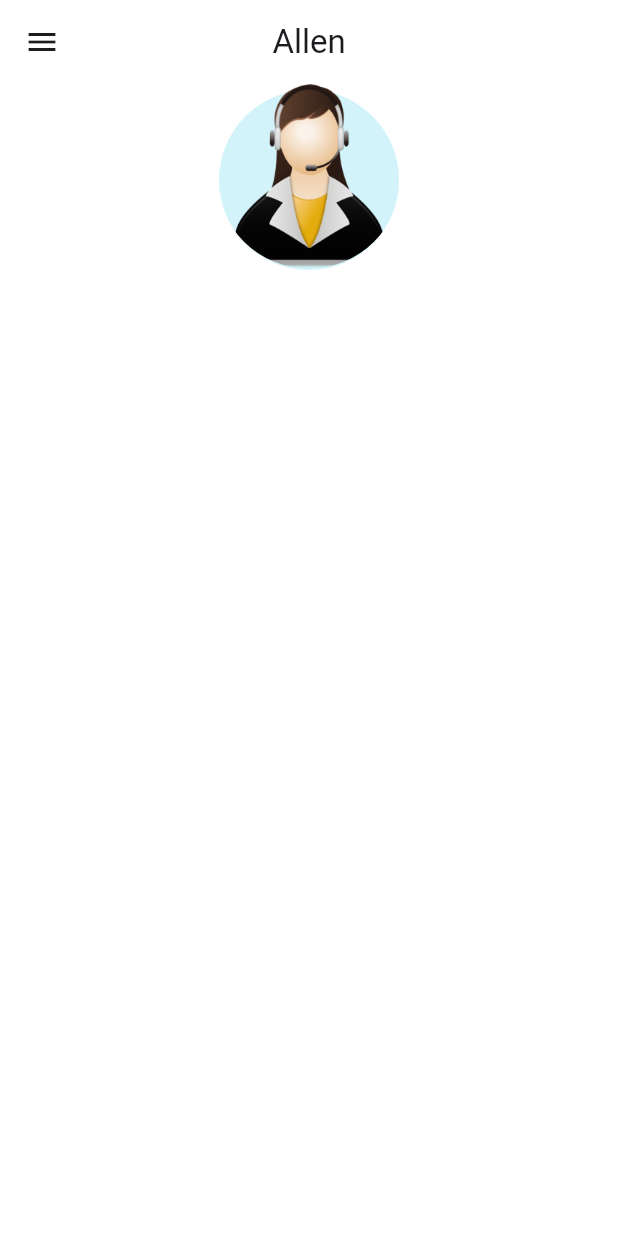
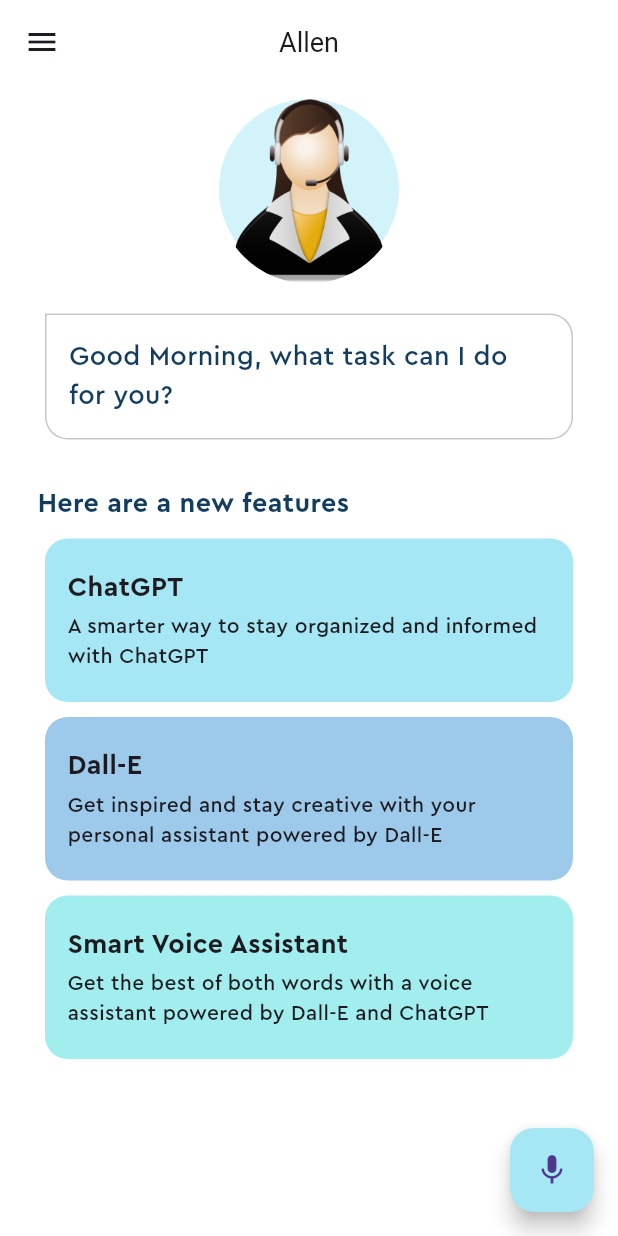
Before and after one commit to CarolLorac/allen_AI_app, a Flutter app: the screen it shows after launch, on a phone screen of 412 x 824 dp. Run offline on Flutter 3.47's test engine with Material 2 defaults, Android fonts, the phone set to English and light mode, and no system bars; our stand-ins replace speech_to_text.

Commit message:
Adding Speech to Text

```diff
--- /dev/null
+++ b/allen/lib/feature_box.dart
@@ -0,0 +1,47 @@
+import 'package:flutter/material.dart';
+
+class FeatureBox extends StatelessWidget {
+  final Color color;
+  final String headerText;
+  final String descriptionText;
+  const FeatureBox({
+    super.key,
+    required this.color,
+    required this.headerText,
+    required this.descriptionText
+  });
+
+  @override
+  Widget build(BuildContext context) {
+    return Container(
+      margin: const EdgeInsets.symmetric(horizontal: 30).copyWith(top:10),
+      padding: const EdgeInsets.symmetric(vertical: 20, horizontal: 15),
+      decoration: BoxDecoration(
+        borderRadius: BorderRadius.circular(15),
+        color: color
+      ),
+      child: Column(
+        children: [
+          Align(
+            alignment: Alignment.centerLeft,
+            child: Text(
+                headerText,
+                style: const TextStyle(
+                  fontFamily: 'Cera Pro',
+                  fontSize: 18,
+                  fontWeight: FontWeight.bold
+              ),
+            ),
+          ),
+          const SizedBox(height: 3,),
+          Text(
+              descriptionText,
+              style: const TextStyle(
+                fontFamily: 'Cera Pro',
+            ),
+          ),
+        ],
+      ),
+    );
+  }
+}
--- a/allen/lib/home_page.dart
+++ b/allen/lib/home_page.dart
@@ -1,5 +1,8 @@
+import 'package:allen/feature_box.dart';
 import 'package:allen/pallete.dart';
 import 'package:flutter/material.dart';
+import 'package:speech_to_text/speech_recognition_result.dart';
+import 'package:speech_to_text/speech_to_text.dart';
 
 class HomePage extends StatefulWidget {
   const HomePage({super.key});
@@ -9,23 +12,72 @@ class HomePage extends StatefulWidget {
 }
 
 class _HomePageState extends State<HomePage> {
+  final speechToText = SpeechToText();
+  String lastWords = '';
+
+  @override
+  void initState() {
+    super.initState();
+    initSpeechToText();
+  }
+
+  /// This has to happen only once per app
+  Future<void> initSpeechToText() async
+  {
+    await speechToText.initialize();
+    setState(() {});
+  }
+
+  /// Each time to start a speech recognition session
+  Future<void> startListening() async
+  {
+    await speechToText.listen(onResult: onSpeechResult);
+    setState(() {});
+  }
+
+  /// Manually stop the active speech recognition session
+  Future<void> stopListening() async
+  {
+    await speechToText.stop();
+    setState(() {});
+  }
+
+  /// This is the callback that the SpeechToText plugin calls when
+  /// the platform returns recognized words.
+  void onSpeechResult(SpeechRecognitionResult result)
+  {
+    setState(() {
+      lastWords = result.recognizedWords;
+      print("Recognized words: $lastWords");
+    });
+  }
+
+  // Dispose executes cleanup tasks, resources liberations, cancels listeners, etc
+  @override
+  void dispose() {
+    super.dispose();
+    speechToText.stop();
+  }
+
   @override
   Widget build(BuildContext context) {
     return Scaffold(
       appBar: AppBar(
-        title: const Text("Allen"),
+        title: const Text("Allen", style: TextStyle(fontSize: 18),),
         leading: const Icon(Icons.menu),
         centerTitle: true,
       ),
-      body: Column(
+      body: SingleChildScrollView(
+        padding: const EdgeInsets.only(top: 10, bottom: 20),
+        child: Column(
           children: [
+            //assistant picture
             Stack(
                 children: [
                   Center(
                     child: Container(
                       width: 120,
                       height: 120,
-                    margin: const EdgeInsets.only(top: 4),
                       decoration: const BoxDecoration(
                         color: Pallete.assistantCircleColor,
                         shape: BoxShape.circle
@@ -36,12 +88,84 @@ class _HomePageState extends State<HomePage> {
                     height: 123,
                     decoration: const BoxDecoration(
                       shape: BoxShape.circle,
-                    image: DecorationImage(image: AssetImage('assets/images/virtualAssistant.png'))
+                      image: DecorationImage(
+                        image: AssetImage('assets/images/virtualAssistant.png')
+                      )
                     ),
                   )
                 ],
               ),
+              //chat
+              Container(
+                padding: const EdgeInsets.all(15),
+                margin: const EdgeInsets.symmetric(horizontal: 30).copyWith(top: 20),
+                decoration: BoxDecoration(
+                  border: Border.all(
+                    color: Pallete.borderColor,
+                  ),
+                  borderRadius: BorderRadius.circular(15).copyWith(
+                    topLeft: Radius.zero
+                  ),
+                ),
+                child: const Text('Good Morning, what task can I do for you?',
+                  style: TextStyle(
+                    fontFamily: 'Cera Pro',
+                    fontSize: 18,
+                    color: Pallete.mainFontColor
+                   ),
+                ),
+              ),
+             Container(
+                alignment: Alignment.centerLeft,
+                margin: const EdgeInsets.symmetric(horizontal: 25).copyWith(top: 30),
+                child: const Text('Here are a new features',
+                  style: TextStyle(
+                    fontFamily: 'Cera Pro',
+                    fontWeight: FontWeight.bold,
+                    fontSize: 18,
+                    color: Pallete.mainFontColor
+                  ),
+                ),
+              ),
+              //features
+              const FeatureBox(
+                color: Pallete.firstSuggestionBoxColor,
+                headerText: "ChatGPT",
+                descriptionText: "A smarter way to stay organized and informed with ChatGPT"
+              ),
+              const FeatureBox(
+                color: Pallete.secondSuggestionBoxColor,
+                headerText: "Dall-E",
+                descriptionText: "Get inspired and stay creative with your personal assistant powered by Dall-E"
+              ),
+              const FeatureBox(
+                color: Pallete.thirdSuggestionBoxColor,
+                headerText: "Smart Voice Assistant",
+                descriptionText: "Get the best of both words with a voice assistant powered by Dall-E and ChatGPT"
+              ),
           ]
+        ),
+      ),
+      floatingActionButton: FloatingActionButton(
+        onPressed: () async
+        {
+          if (await speechToText.hasPermission && speechToText.isNotListening)
+          {
+            await startListening();
+          }
+          else if (speechToText.isListening)
+          {
+            await stopListening();
+          }
+          else
+          {
+            initSpeechToText();
+          }
+        },
+        backgroundColor: Pallete.firstSuggestionBoxColor,
+        child: Icon(
+          speechToText.isListening ? Icons.stop : Icons.mic
+        ),
       ),
     );
   }
--- a/allen/lib/main.dart
+++ b/allen/lib/main.dart
@@ -14,7 +14,7 @@ class MyApp extends StatelessWidget {
   Widget build(BuildContext context) {
     return MaterialApp(
       debugShowCheckedModeBanner: false,
-      title: 'Allen',
+      title: 'Allen AI Assistant',
       theme: ThemeData.light(useMaterial3: true).copyWith(
         scaffoldBackgroundColor: Pallete.whiteColor,
         appBarTheme: const AppBarTheme(
--- /dev/null
+++ b/allen/lib/secrets.dart
@@ -0,0 +1 @@
+const openAIAPIKEY = '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';
```
Also changed, not shown: allen/pubspec.yaml (+5 -47 lines), allen/pubspec.lock, 3 other files. Lines whose indentation alone changed are shown as unchanged.
